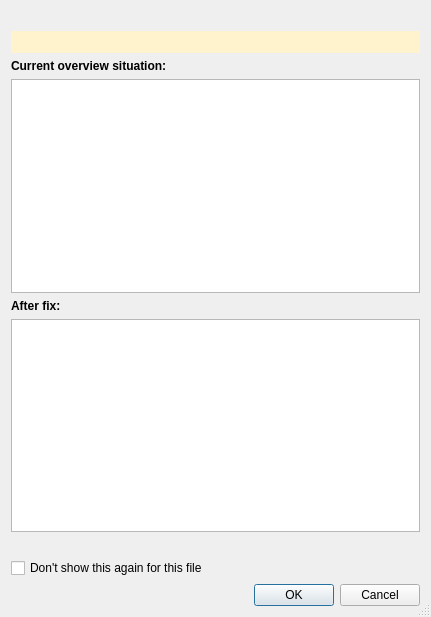
The window that src/qmapshack/helpers/IVrtAdvisoryDialog.ui (Maproom/qmapshack) describes before a commit, drawn with Qt 5.
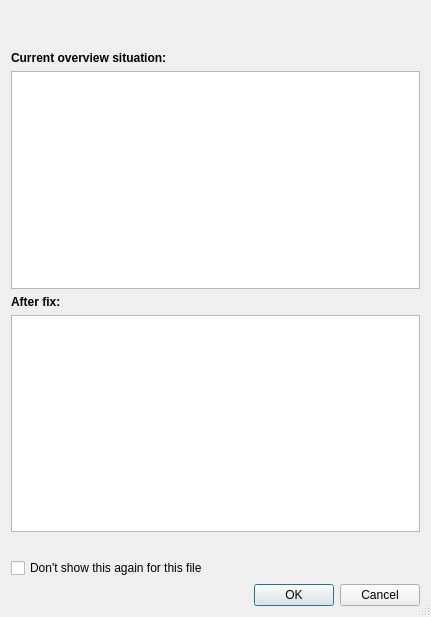
The same window after the commit.

The edit to the form file:
```diff
--- a/src/qmapshack/helpers/IVrtAdvisoryDialog.ui
+++ b/src/qmapshack/helpers/IVrtAdvisoryDialog.ui
@@ -29,9 +29,6 @@
    </item>
    <item>
     <widget class="QLabel" name="labelSubfileWarning">
-     <property name="styleSheet">
-      <string notr="true">background-color:#fff3cd; padding:4px;</string>
-     </property>
      <property name="text">
       <string/>
      </property>
```
